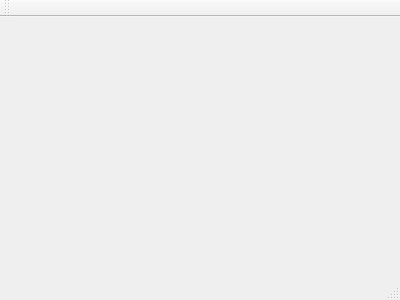
Above: mainwindow.ui from NorthIsMirror/QtZekyllManager before the change. Below: the same form after it.
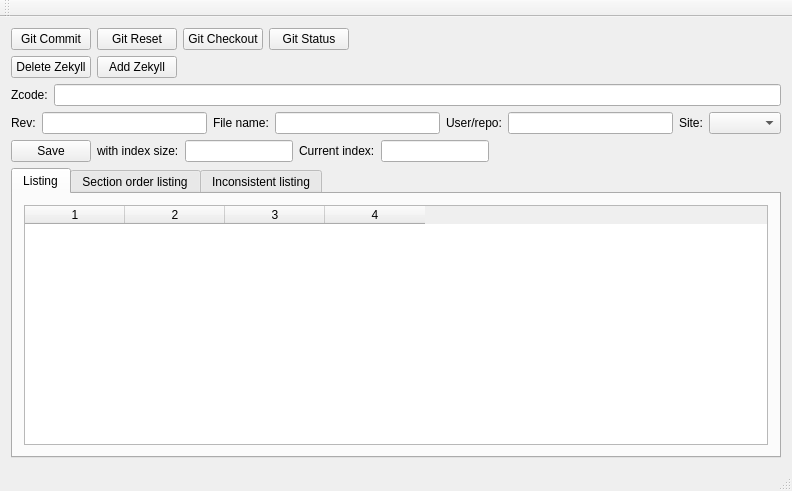
That is the form after the change. The open tabs and pages were chosen to show the change.

Commit message: List listing and consistent listing, LZCSDE data structure

Diff of the .ui file:
```diff
--- a/mainwindow.ui
+++ b/mainwindow.ui
@@ -1,24 +1,322 @@
 <ui version="4.0">
  <class>MainWindow</class>
- <widget class="QMainWindow" name="MainWindow" >
-  <property name="geometry" >
+ <widget class="QMainWindow" name="MainWindow">
+  <property name="geometry">
    <rect>
     <x>0</x>
     <y>0</y>
-    <width>400</width>
-    <height>300</height>
+    <width>792</width>
+    <height>491</height>
    </rect>
   </property>
   <property name="windowTitle" >
    <string>MainWindow</string>
   </property>
-  <widget class="QMenuBar" name="menuBar" />
-  <widget class="QToolBar" name="mainToolBar" />
-  <widget class="QWidget" name="centralWidget" />
-  <widget class="QStatusBar" name="statusBar" />
+  <widget class="QWidget" name="centralWidget">
+   <layout class="QVBoxLayout" name="verticalLayout_3">
+    <item>
+     <layout class="QHBoxLayout" name="horizontalLayout_9">
+      <item>
+       <layout class="QGridLayout" name="gridLayout">
+        <item row="0" column="0">
+         <widget class="QPushButton" name="gitCommit">
+          <property name="text">
+           <string>Git Commit</string>
+          </property>
+         </widget>
+        </item>
+        <item row="0" column="1">
+         <widget class="QPushButton" name="gitReset">
+          <property name="text">
+           <string>Git Reset</string>
+          </property>
+         </widget>
+        </item>
+        <item row="0" column="2">
+         <widget class="QPushButton" name="gitCheckout">
+          <property name="text">
+           <string>Git Checkout</string>
+          </property>
+         </widget>
+        </item>
+        <item row="0" column="3">
+         <widget class="QPushButton" name="gitStatus">
+          <property name="text">
+           <string>Git Status</string>
+          </property>
+         </widget>
+        </item>
+        <item row="1" column="0">
+         <widget class="QPushButton" name="deleteZekyll">
+          <property name="text">
+           <string>Delete Zekyll</string>
+          </property>
+         </widget>
+        </item>
+        <item row="1" column="1">
+         <widget class="QPushButton" name="addZekyll">
+          <property name="text">
+           <string>Add Zekyll</string>
+          </property>
+         </widget>
+        </item>
+       </layout>
+      </item>
+      <item>
+       <spacer name="horizontalSpacer_2">
+        <property name="orientation">
+         <enum>Qt::Horizontal</enum>
+        </property>
+        <property name="sizeHint" stdset="0">
+         <size>
+          <width>40</width>
+          <height>20</height>
+         </size>
+        </property>
+       </spacer>
+      </item>
+     </layout>
+    </item>
+    <item>
+     <layout class="QHBoxLayout" name="horizontalLayout_7">
+      <item>
+       <widget class="QLabel" name="label_3">
+        <property name="text">
+         <string>Zcode:</string>
+        </property>
+       </widget>
+      </item>
+      <item>
+       <widget class="QLineEdit" name="zcode"/>
+      </item>
+     </layout>
+    </item>
+    <item>
+     <layout class="QHBoxLayout" name="horizontalLayout_6">
+      <item>
+       <widget class="QLabel" name="label_4">
+        <property name="text">
+         <string>Rev:</string>
+        </property>
+       </widget>
+      </item>
+      <item>
+       <widget class="QLineEdit" name="rev"/>
+      </item>
+      <item>
+       <widget class="QLabel" name="label_5">
+        <property name="text">
+         <string>File name:</string>
+        </property>
+       </widget>
+      </item>
+      <item>
+       <widget class="QLineEdit" name="file"/>
+      </item>
+      <item>
+       <widget class="QLabel" name="label_6">
+        <property name="text">
+         <string>User/repo:</string>
+        </property>
+       </widget>
+      </item>
+      <item>
+       <widget class="QLineEdit" name="userRepo"/>
+      </item>
+      <item>
+       <widget class="QLabel" name="label_7">
+        <property name="text">
+         <string>Site:</string>
+        </property>
+       </widget>
+      </item>
+      <item>
+       <widget class="QComboBox" name="site"/>
+      </item>
+     </layout>
+    </item>
+    <item>
+     <layout class="QHBoxLayout" name="horizontalLayout_8">
+      <item>
+       <layout class="QHBoxLayout" name="horizontalLayout_4">
+        <item>
+         <widget class="QPushButton" name="save">
+          <property name="text">
+           <string>Save</string>
+          </property>
+         </widget>
+        </item>
+        <item>
+         <widget class="QLabel" name="label">
+          <property name="text">
+           <string>with index size:</string>
+          </property>
+         </widget>
+        </item>
+        <item>
+         <widget class="QLineEdit" name="indexSize">
+          <property name="sizePolicy">
+           <sizepolicy hsizetype="Fixed" vsizetype="Fixed">
+            <horstretch>0</horstretch>
+            <verstretch>0</verstretch>
+           </sizepolicy>
+          </property>
+         </widget>
+        </item>
+       </layout>
+      </item>
+      <item>
+       <layout class="QHBoxLayout" name="horizontalLayout_5">
+        <item>
+         <widget class="QLabel" name="label_2">
+          <property name="text">
+           <string>Current index:</string>
+          </property>
+          <property name="indent">
+           <number>0</number>
+          </property>
+         </widget>
+        </item>
+        <item>
+         <widget class="QLineEdit" name="currentIndex">
+          <property name="sizePolicy">
+           <sizepolicy hsizetype="Fixed" vsizetype="Fixed">
+            <horstretch>0</horstretch>
+            <verstretch>0</verstretch>
+           </sizepolicy>
+          </property>
+         </widget>
+        </item>
+       </layout>
+      </item>
+      <item>
+       <spacer name="horizontalSpacer">
+        <property name="orientation">
+         <enum>Qt::Horizontal</enum>
+        </property>
+        <property name="sizeHint" stdset="0">
+         <size>
+          <width>40</width>
+          <height>20</height>
+         </size>
+        </property>
+       </spacer>
+      </item>
+     </layout>
+    </item>
+    <item>
+     <widget class="QTabWidget" name="tabWidget">
+      <property name="currentIndex">
+       <number>2</number>
+      </property>
+      <widget class="QWidget" name="tab">
+       <attribute name="title">
+        <string>Listing</string>
+       </attribute>
+       <layout class="QVBoxLayout" name="verticalLayout_4">
+        <item>
+         <widget class="QTableWidget" name="tableWidget">
+          <property name="sizePolicy">
+           <sizepolicy hsizetype="Expanding" vsizetype="Expanding">
+            <horstretch>0</horstretch>
+            <verstretch>0</verstretch>
+           </sizepolicy>
+          </property>
+          <property name="columnCount">
+           <number>4</number>
+          </property>
+          <attribute name="verticalHeaderVisible">
+           <bool>false</bool>
+          </attribute>
+          <column/>
+          <column/>
+          <column/>
+          <column/>
+         </widget>
+        </item>
+       </layout>
+      </widget>
+      <widget class="QWidget" name="tab_2">
+       <attribute name="title">
+        <string>Section order listing</string>
+       </attribute>
+       <layout class="QVBoxLayout" name="verticalLayout_6">
+        <item>
+         <widget class="QTableWidget" name="tableWidget_2">
+          <property name="columnCount">
+           <number>4</number>
+          </property>
+          <column/>
+          <column/>
+          <column/>
+          <column/>
+         </widget>
+        </item>
+       </layout>
+      </widget>
+      <widget class="QWidget" name="tab_3">
+       <attribute name="title">
+        <string>Inconsistent listing</string>
+       </attribute>
+       <layout class="QVBoxLayout" name="verticalLayout_5">
+        <item>
+         <widget class="QTableWidget" name="tableWidget_3">
+          <property name="columnCount">
+           <number>4</number>
+          </property>
+          <column/>
+          <column/>
+          <column/>
+          <column/>
+         </widget>
+        </item>
+       </layout>
+      </widget>
+     </widget>
+    </item>
+   </layout>
+   <zorder>gridLayoutWidget_2</zorder>
+   <zorder>label_2</zorder>
+   <zorder>currentIndex</zorder>
+   <zorder>save</zorder>
+   <zorder>label</zorder>
+   <zorder>indexSize</zorder>
+   <zorder>label_4</zorder>
+   <zorder>rev</zorder>
+   <zorder>label_5</zorder>
+   <zorder>file</zorder>
+   <zorder>label_7</zorder>
+   <zorder>site</zorder>
+   <zorder>userRepo</zorder>
+   <zorder>label_6</zorder>
+   <zorder>label_3</zorder>
+   <zorder>zcode</zorder>
+   <zorder>userRepo</zorder>
+   <zorder></zorder>
+   <zorder>horizontalSpacer_2</zorder>
+   <zorder>tabWidget</zorder>
+  </widget>
+  <widget class="QMenuBar" name="menuBar">
+   <property name="geometry">
+    <rect>
+     <x>0</x>
+     <y>0</y>
+     <width>792</width>
+     <height>22</height>
+    </rect>
+   </property>
+  </widget>
+  <widget class="QToolBar" name="mainToolBar">
+   <attribute name="toolBarArea">
+    <enum>TopToolBarArea</enum>
+   </attribute>
+   <attribute name="toolBarBreak">
+    <bool>false</bool>
+   </attribute>
+  </widget>
+  <widget class="QStatusBar" name="statusBar"/>
  </widget>
- <layoutDefault spacing="6" margin="11" />
- <pixmapfunction></pixmapfunction>
+ <layoutdefault spacing="6" margin="11"/>
  <resources/>
  <connections/>
 </ui>
```
Left out of the diff: 3 changed lines with no effect on the pictures. The commit also changes 9 other files.
